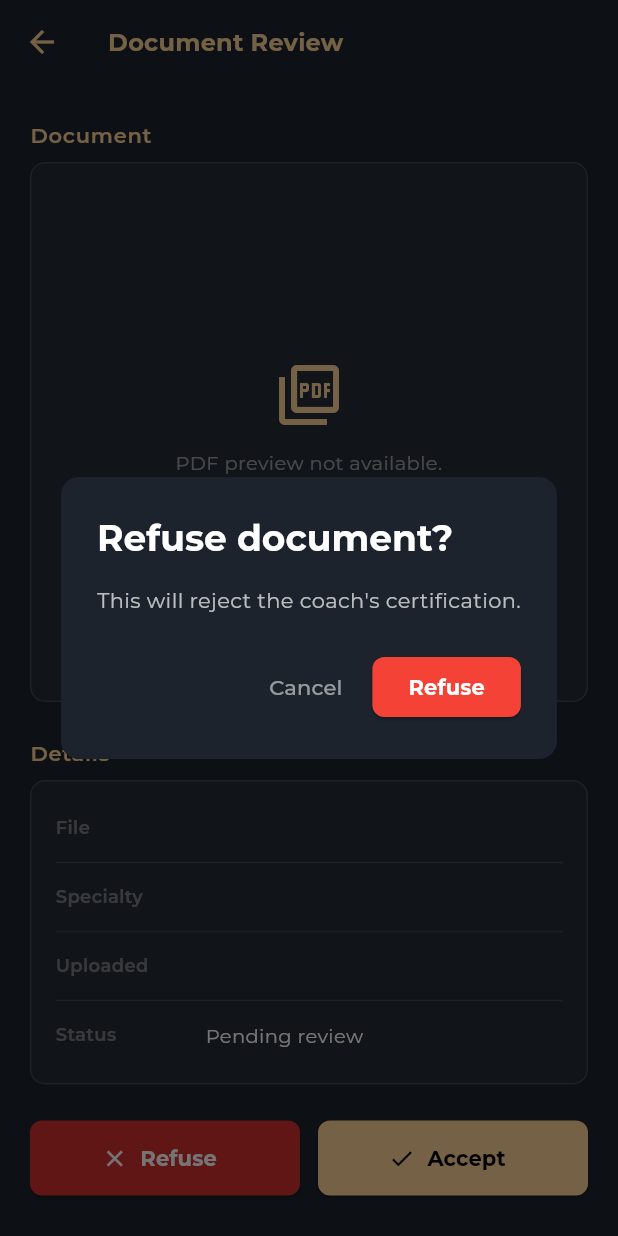
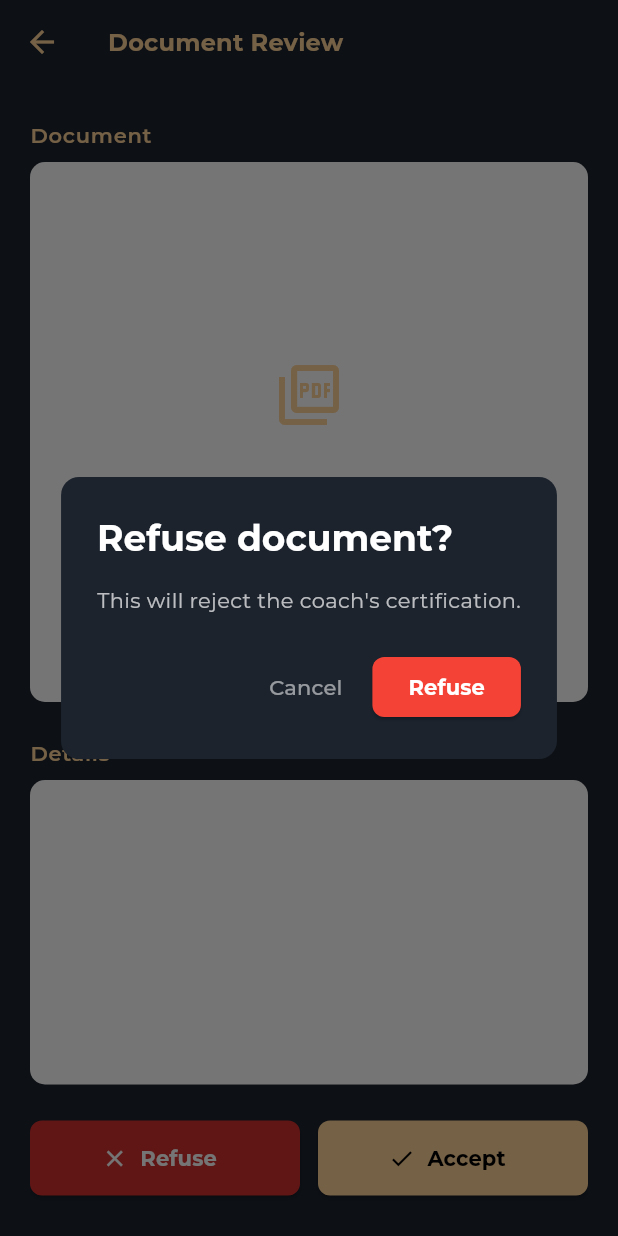
Before and after one commit to Coach-in/Coach-In, a Flutter app: the CoachDocumentDetailPage screen opened directly with empty values, after a tap on "Refuse", on a phone screen of 412 x 824 dp. Run offline on Flutter 3.47's test engine with Material 3 defaults, Android fonts, the phone set to English and light mode, and no system bars; our stand-ins replace file_picker, flutter_secure_storage, google_fonts; missing offline and left inert: pretty_json; accounts and stored records are empty.

Commit message:
fix: removed obsolete opacity keyword

```diff
--- a/apps/mobile/coach_in/lib/screens/coach_document_detail.dart
+++ b/apps/mobile/coach_in/lib/screens/coach_document_detail.dart
@@ -102,7 +102,7 @@ class _CoachDocumentDetailPageState extends State<CoachDocumentDetailPage> {
           backgroundColor: accept ? Colors.green : Colors.red,
         ),
       );
-      Navigator.pop(context); // Return to list
+      Navigator.pop(context);
     } catch (e) {
       setState(() => _errorMessage = 'Action failed. Please try again.');
     } finally {
@@ -160,7 +160,7 @@ class _CoachDocumentDetailPageState extends State<CoachDocumentDetailPage> {
           decoration: BoxDecoration(
             border: Border.all(color: Colors.white12),
             borderRadius: BorderRadius.circular(10),
-            color: Colors.white.withOpacity(0.04),
+            color: Colors.white,
           ),
           child: ClipRRect(
             borderRadius: BorderRadius.circular(10),
@@ -208,7 +208,7 @@ class _CoachDocumentDetailPageState extends State<CoachDocumentDetailPage> {
             const SizedBox(height: 12),
             GestureDetector(
               onTap: () {
-                // url_launcher can be used here if added to pubspec
+                // open document
                 // launchUrl(Uri.parse(url));
               },
               child: Text(
@@ -254,11 +254,9 @@ class _CoachDocumentDetailPageState extends State<CoachDocumentDetailPage> {
           children: [
             const SizedBox(height: 4),
 
-            // ── Document preview ──────────────────────────────────────────
             _buildDocumentPreview(),
             const SizedBox(height: 24),
 
-            // ── Document details ──────────────────────────────────────────
             Text(
               'Details',
               style: Theme.of(context).textTheme.labelSmall,
@@ -270,7 +268,7 @@ class _CoachDocumentDetailPageState extends State<CoachDocumentDetailPage> {
               decoration: BoxDecoration(
                 border: Border.all(color: Colors.white12),
                 borderRadius: BorderRadius.circular(10),
-                color: Colors.white.withOpacity(0.04),
+                color: Colors.white,
               ),
               child: Column(
                 children: [
@@ -289,7 +287,6 @@ class _CoachDocumentDetailPageState extends State<CoachDocumentDetailPage> {
             ),
             const SizedBox(height: 24),
 
-            // ── Error ─────────────────────────────────────────────────────
             if (_errorMessage != null)
               Padding(
                 padding: const EdgeInsets.only(bottom: 16),
@@ -300,15 +297,14 @@ class _CoachDocumentDetailPageState extends State<CoachDocumentDetailPage> {
                 ),
               ),
 
-            // ── Action buttons ────────────────────────────────────────────
             if (_isApproved)
               Container(
                 width: double.infinity,
                 padding: const EdgeInsets.symmetric(vertical: 14),
                 decoration: BoxDecoration(
-                  color: Colors.green.withOpacity(0.1),
+                  color: Colors.green,
                   borderRadius: BorderRadius.circular(8),
-                  border: Border.all(color: Colors.green.withOpacity(0.4)),
+                  border: Border.all(color: Colors.green),
                 ),
                 child: Row(
                   mainAxisAlignment: MainAxisAlignment.center,
@@ -329,7 +325,6 @@ class _CoachDocumentDetailPageState extends State<CoachDocumentDetailPage> {
             else
               Row(
                 children: [
-                  // Refuse
                   Expanded(
                     child: SizedBox(
                       height: 50,
@@ -363,7 +358,6 @@ class _CoachDocumentDetailPageState extends State<CoachDocumentDetailPage> {
                     ),
                   ),
                   const SizedBox(width: 12),
-                  // Accept
                   Expanded(
                     child: SizedBox(
                       height: 50,
```
